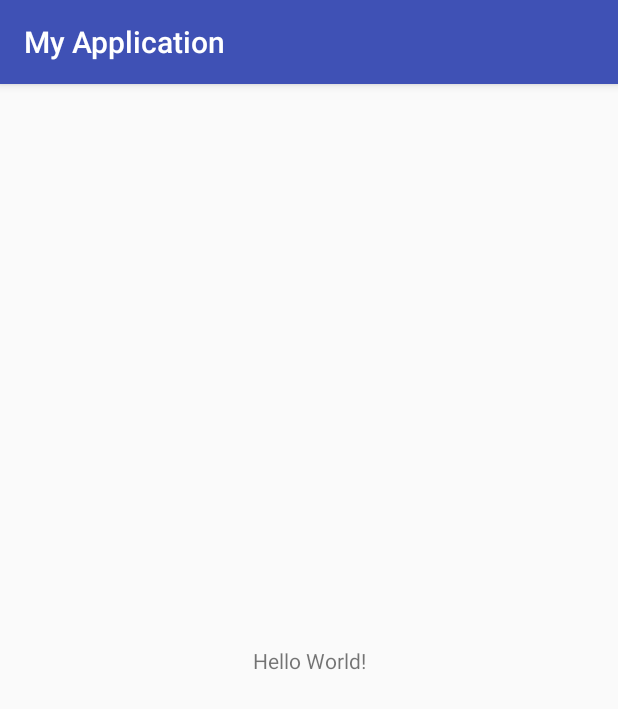
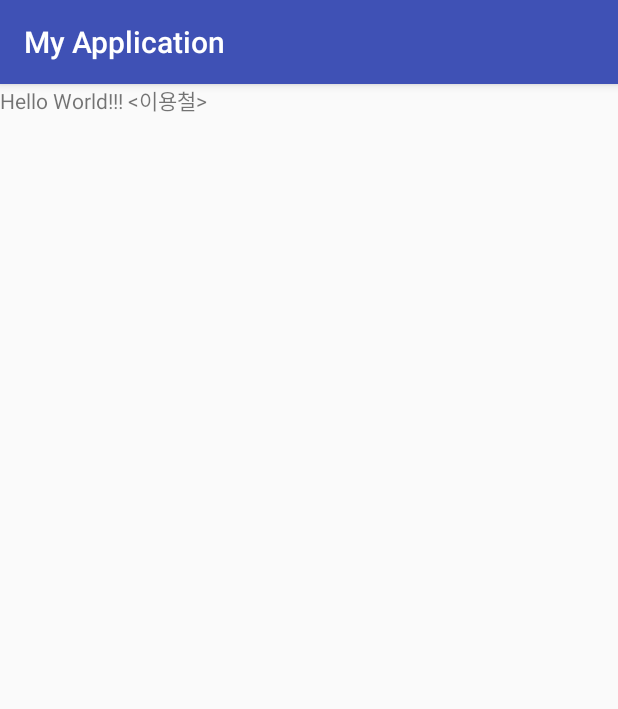
Before and after one commit to yong0865/test, an Android app: the screen it shows after launch (MainActivity), on a phone screen of 412 x 824 dp. Shown: the top 709 px of the screen. Run offline under Robolectric (Android 15) with nearby library versions, the phone set to English and light mode, and no system bars.

Commit message:
첫번째 Commit~ Hello World!!! <이용철>

```diff
--- a/app/src/main/res/layout/activity_main.xml
+++ b/app/src/main/res/layout/activity_main.xml
@@ -9,10 +9,8 @@
     <TextView
         android:layout_width="wrap_content"
         android:layout_height="wrap_content"
-        android:text="Hello World!"
-        app:layout_constraintBottom_toBottomOf="parent"
-        app:layout_constraintLeft_toLeftOf="parent"
-        app:layout_constraintRight_toRightOf="parent"
-        app:layout_constraintTop_toTopOf="parent" />
+        android:text="Hello World!!! \u003c이용철\u003e"
+        tools:layout_editor_absoluteX="129dp"
+        tools:layout_editor_absoluteY="247dp" />
 
 </android.support.constraint.ConstraintLayout>
```
